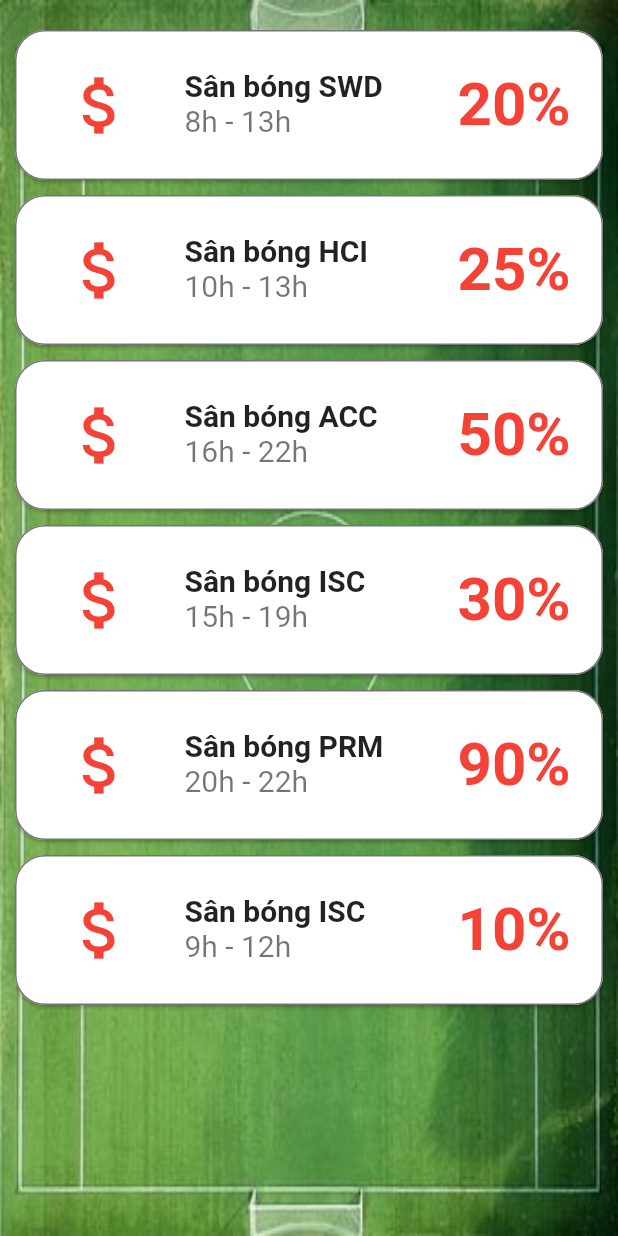
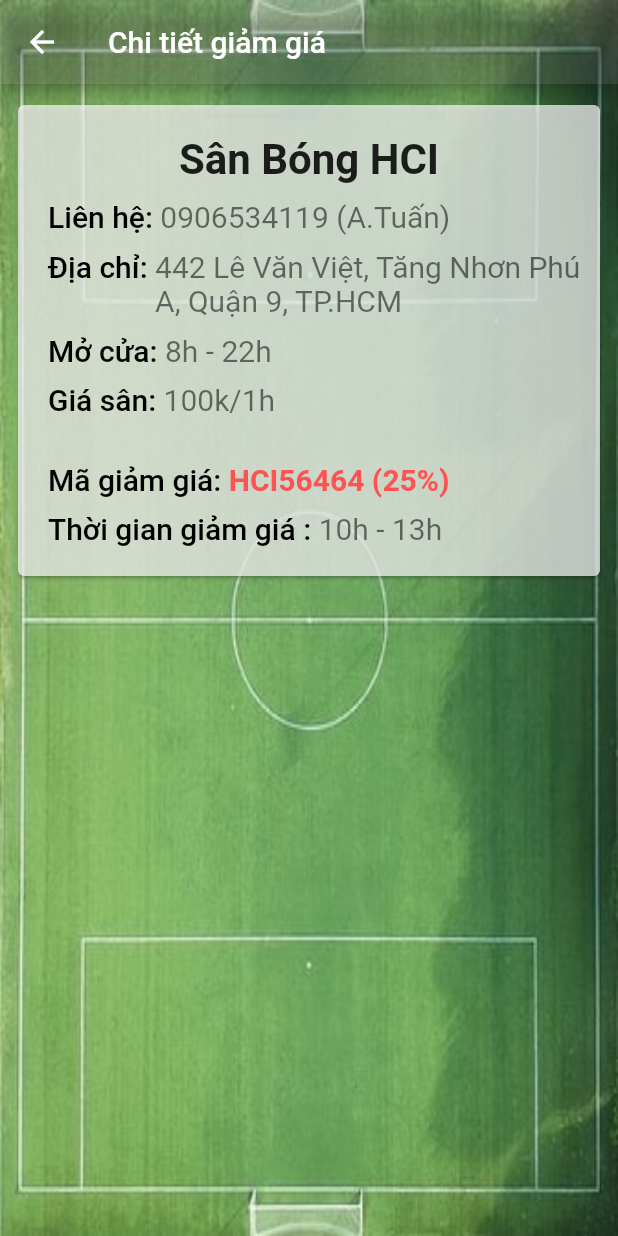
Before and after one commit to tult1803/HCI, a Flutter app: the NewsPage widget shown alone on an empty page, opened directly, after a tap on "Sân bóng HCI", on a phone screen of 412 x 824 dp. Run offline on Flutter 3.47's test engine with Material 2 defaults, Android fonts, the phone set to English and light mode, and no system bars; our stand-ins replace curved_navigation_bar, email_validator, firebase_auth, firebase_core, flutter_datetime_picker, font_awesome_flutter and 4 more; accounts and stored records are empty; Roboto replaces fonts that are missing (Alice, Zeyada).

Commit message:
Update Details Booking

```diff
--- a/football_manager/lib/view/details_booking.dart
+++ b/football_manager/lib/view/details_booking.dart
@@ -226,7 +226,7 @@ class _DetailsBookingState extends State<DetailsBooking> {
                           Expanded(child: Container(
                             alignment: Alignment.centerLeft,
                             child: IconButton(
-                                icon: Icon(Icons.timer_outlined, size: 25,),
+                                icon: Icon(Icons.timer, size: 25,),
                                 onPressed: () {
                                   DatePicker.showTime12hPicker(context, showTitleActions: true, onConfirm: (date) {
                                     String  fDate= '$date';
@@ -294,7 +294,6 @@ class _DetailsBookingState extends State<DetailsBooking> {
                             borderRadius: BorderRadius.circular(20)
                           ),
                           child: FlatButton(
-                              height: 50,
                             splashColor: Colors.white30,
                             shape: RoundedRectangleBorder(borderRadius:  BorderRadius.circular(20)),
                               onPressed: () {
--- /dev/null
+++ b/football_manager/lib/view/details_news.dart
@@ -0,0 +1,203 @@
+
+
+import 'package:flutter/material.dart';
+import 'package:football_manager/url/url.dart';
+import 'package:google_fonts/google_fonts.dart';
+import 'package:football_manager/view/news.dart';
+
+class DetailsNews extends StatefulWidget {
+  @override
+  _DetailsNewsState createState() => _DetailsNewsState();
+}
+
+class _DetailsNewsState extends State<DetailsNews> {
+  String tappedNews, tappedTime, tappedSale;
+  String address;
+  String phone;
+  String timeOpen;
+  String admin;
+  String price;
+  String saleCode;
+  String note = 'Bạn chỉ được đặt sân ngoài khung giờ trên. Thân chào, quyết thắng và thân ái !!!';
+  @override
+  void initState() {
+    // TODO: implement initState
+    super.initState();
+    _getTapped();
+    _checkTapped();
+  }
+
+  void _getTapped(){
+    setState(() {
+      tappedNews = NewsPageState.tappedNews;
+      tappedTime = NewsPageState.tappedTime;
+      tappedSale = NewsPageState.tappedSales;
+    });
+  }
+
+  void _checkTapped(){
+    if(tappedNews == 'SWD'){
+      setState(() {
+        address = '67 Đường số 447, Tăng Nhơn Phú A, Quận 9, TP.HCM';
+        phone = '0956721329';
+        timeOpen = '8h - 22h';
+        admin = 'A.Tú';
+        price = '130k';
+        saleCode = 'SWD54653';
+      });
+    }else if(tappedNews == 'HCI'){
+      setState(() {
+        address = '442 Lê Văn Việt, Tăng Nhơn Phú A, Quận 9, TP.HCM';
+        phone = '0906534119';
+        timeOpen = '8h - 22h';
+        admin = 'A.Tuấn';
+        price = '100k';
+        saleCode = 'HCI56464';
+      });
+    }else if(tappedNews == 'PRM'){
+      setState(() {
+        address = '6 Đường số 51, Hiệp Bình Chánh, Thủ Đức, TP.HCM';
+        phone = '0978999999';
+        timeOpen = '8h - 22h';
+        admin = 'A.Đạt';
+        price = '110k';
+        saleCode = 'PRM89798';
+      });
+    }else if(tappedNews == 'ACC'){
+      setState(() {
+        address = '225 Nam Hòa, Phước Long A, Quận 9, TP.HCM';
+        phone = '0907777777';
+        timeOpen = '8h - 22h';
+        admin = 'A.Dũng';
+        price = '120k';
+        saleCode = 'ACC85136';
+      });
+    }else if(tappedNews == 'ISC'){
+      setState(() {
+        address = '9 Hém 445, Phước Long B, Quận 9, TP.HCM';
+        phone = '0901234567';
+        timeOpen = '8h - 22h';
+        admin = 'A.Nguyên';
+        price = '100k';
+        saleCode = 'ISC11121';
+      });
+    }
+  }
+  @override
+  Widget build(BuildContext context) {
+    var size = MediaQuery.of(context).size;
+    return Container(
+      decoration: BoxDecoration(
+          image: DecorationImage(
+              fit: BoxFit.fill,
+              image: AssetImage(url_imgbackground_welcome))
+      ),
+      child: Scaffold(
+        appBar: AppBar(
+          title: Text('Chi tiết giảm giá'),
+          backgroundColor: Colors.white10,
+        ),
+        backgroundColor: Colors.white10,
+        body: SingleChildScrollView(
+          child: Center(
+            child: Padding(
+              padding: const EdgeInsets.only(left:8.0, right: 8.0, top: 10),
+              child: Column(
+                children: [
+                  Card(
+                      color: Colors.white70,
+                      child: Container(
+                          width: size.width,
+                          // height: 230,
+                          child: Column(
+                            crossAxisAlignment: CrossAxisAlignment.start,
+                            // mainAxisAlignment: MainAxisAlignment.center,
+                            children: [
+                              Padding(
+                                padding: const EdgeInsets.only(top: 20.0),
+                                child: Center(child: Text('Sân Bóng ${tappedNews}', style: GoogleFonts.alice(fontSize: 28, fontWeight: FontWeight.w600),)),
+                              ),
+                              Padding(
+                                padding: const EdgeInsets.only(top: 10, left: 20),
+                                child: Row(
+                                  children: [
+                                    Text('Liên hệ: ', style: TextStyle(fontSize: 20, color: Colors.black, fontWeight: FontWeight.w500),),
+                                    Text('$phone ($admin)', style: TextStyle(fontSize: 20, color: Colors.black54),),
+                                  ],
+                                ),
+                              ),
+                              Padding(
+                                padding: const EdgeInsets.only(top: 10, left: 20),
+                                child: Row(
+                                  // mainAxisAlignment: MainAxisAlignment.start,
+                                  crossAxisAlignment: CrossAxisAlignment.start,
+                                  children: [
+                                    Text('Địa chỉ: ', style: TextStyle(fontSize: 20, color: Colors.black, fontWeight: FontWeight.w500),),
+                                    Expanded(
+                                      child: Container(
+                                        // margin: EdgeInsets.only(right: 5),
+                                        // width: size.width * 0.67,
+                                        child: Text('$address', style: TextStyle(fontSize: 20, color: Colors.black54),overflow: TextOverflow.fade,),),
+                                    ),
+                                  ],
+                                ),
+                              ),
+                              Padding(
+                                padding: const EdgeInsets.only(top: 10, left: 20),
+                                child: Row(
+                                  children: [
+                                    Text('Mở cửa: ', style: TextStyle(fontSize: 20, color: Colors.black, fontWeight: FontWeight.w500),),
+                                    Text('$timeOpen', style: TextStyle(fontSize: 20, color: Colors.black54),),
+                                  ],
+                                ),
+                              ),
+
+                              Padding(
+                                padding: const EdgeInsets.only(top: 10, left: 20),
+                                child: Row(
+                                  children: [
+                                    Text('Giá sân: ', style: TextStyle(fontSize: 20, color: Colors.black, fontWeight: FontWeight.w500),),
+                                    Text('$price/1h', style: TextStyle(fontSize: 20, color: Colors.black54),),
+                                  ],
+                                ),
+                              ),
+
+                              SizedBox(height: 20,),
+
+                              Padding(
+                                padding: const EdgeInsets.only(top: 10, left: 20),
+                                child: Row(
+                                  // mainAxisAlignment: MainAxisAlignment.start,
+                                  crossAxisAlignment: CrossAxisAlignment.start,
+                                  children: [
+                                    Text('Mã giảm giá: ', style: TextStyle(fontSize: 20, color: Colors.black, fontWeight: FontWeight.w500),),
+                                    Text('$saleCode ($tappedSale%)', style: TextStyle(fontSize: 20, color: Colors.redAccent, fontWeight: FontWeight.w600),)
+                                  ],
+                                ),
+                              ),
+
+                              Padding(
+                                padding: const EdgeInsets.only(top: 10, left: 20),
+                                child: Row(
+                                  children: [
+                                    Text('Thời gian giảm giá : ', style: TextStyle(fontSize: 20, color: Colors.black, fontWeight: FontWeight.w500),),
+                                    Text('$tappedTime', style: TextStyle(fontSize: 20, color: Colors.black54),),
+                                  ],
+                                ),
+                              ),
+
+                              SizedBox(height: 20,),
+                            ],
+                          )
+                      )
+                  ),
+                ],
+              ),
+            ),
+          ),
+        ),
+      ),
+    );
+  }
+
+}
--- a/football_manager/lib/view/news.dart
+++ b/football_manager/lib/view/news.dart
@@ -1,13 +1,17 @@
 import 'package:flutter/material.dart';
 import 'package:football_manager/url/url.dart';
+import 'package:football_manager/view/details_news.dart';
 import 'package:google_fonts/google_fonts.dart';
 
 class NewsPage extends StatefulWidget {
   @override
-  _NewsPageState createState() => _NewsPageState();
+  NewsPageState createState() => NewsPageState();
 }
 
-class _NewsPageState extends State<NewsPage> {
+class NewsPageState extends State<NewsPage> {
+  static String tappedNews ='';
+  static String tappedTime ='';
+  static String tappedSales ='';
   @override
   Widget build(BuildContext context) {
     return Container(
@@ -41,13 +45,18 @@ class _NewsPageState extends State<NewsPage> {
       child: Container(
           height: 100,
           decoration: BoxDecoration(
-                color: Colors.white70,
-          border: Border.all(color: Colors.black54),
+            color: Colors.white70,
+            border: Border.all(color: Colors.black54),
             borderRadius: BorderRadius.circular(20),
           ),
           child:  FlatButton(
             onPressed: () {
-
+              setState(() {
+                tappedNews = soccer_field;
+                tappedTime = time;
+                tappedSales = sale.toString();
+              });
+              Navigator.of(context).push(MaterialPageRoute(builder: (context) => DetailsNews()));
             },
             child: Row(
               children: [
```
Also changed, not shown: football_manager/pubspec.lock.
